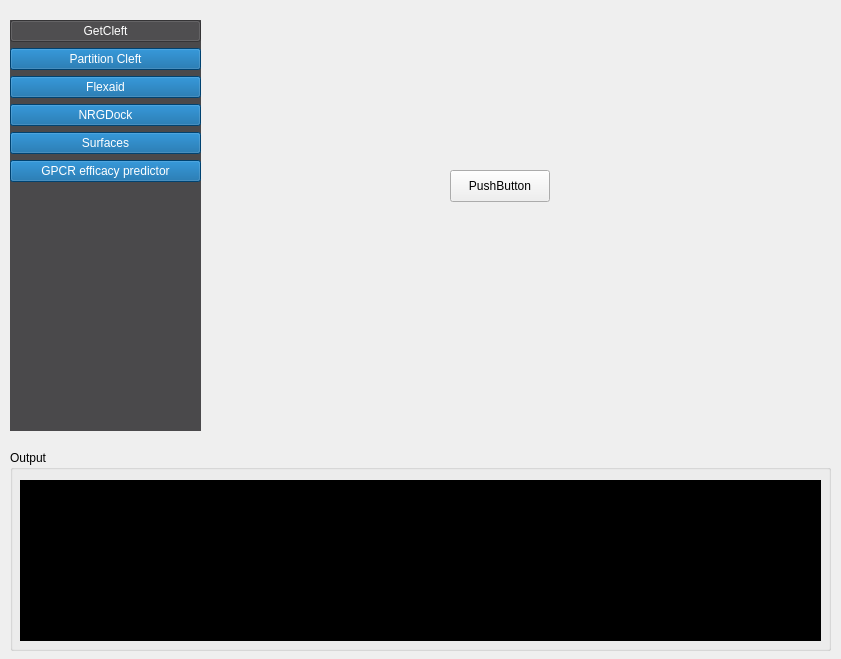
The window that demowidget.ui (ThomasDesc/NRG_plugin) describes before a commit, drawn with Qt 5.
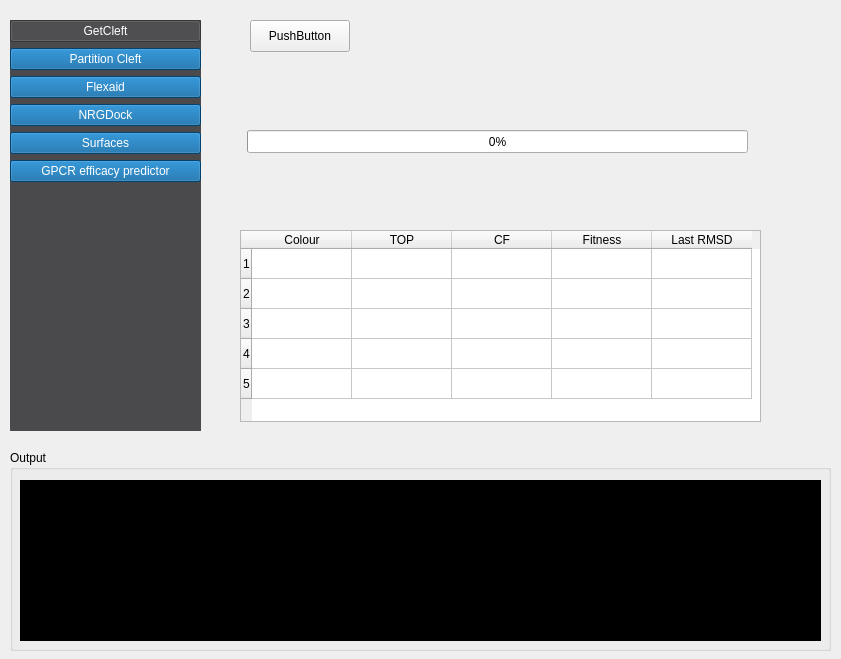
The same window after the commit. The open tabs and pages were chosen to show the change.

Commit message: add show results

```diff
--- a/demowidget.ui
+++ b/demowidget.ui
@@ -918,8 +918,8 @@
     <widget class="QPushButton" name="class_test">
      <property name="geometry">
       <rect>
-       <x>250</x>
-       <y>170</y>
+       <x>50</x>
+       <y>20</y>
        <width>100</width>
        <height>32</height>
       </rect>
@@ -928,6 +928,71 @@
       <string>PushButton</string>
      </property>
     </widget>
+    <widget class="QTableWidget" name="flexaid_result_table">
+     <property name="geometry">
+      <rect>
+       <x>40</x>
+       <y>230</y>
+       <width>521</width>
+       <height>192</height>
+      </rect>
+     </property>
+     <property name="rowCount">
+      <number>5</number>
+     </property>
+     <row/>
+     <row/>
+     <row/>
+     <row/>
+     <row/>
+     <column>
+      <property name="text">
+       <string>Colour</string>
+      </property>
+     </column>
+     <column>
+      <property name="text">
+       <string>TOP</string>
+      </property>
+     </column>
+     <column>
+      <property name="text">
+       <string>CF</string>
+      </property>
+     </column>
+     <column>
+      <property name="text">
+       <string>Fitness</string>
+      </property>
+     </column>
+     <column>
+      <property name="text">
+       <string>Last RMSD</string>
+      </property>
+     </column>
+    </widget>
+    <widget class="QProgressBar" name="flexaid_progress">
+     <property name="geometry">
+      <rect>
+       <x>47</x>
+       <y>130</y>
+       <width>501</width>
+       <height>23</height>
+      </rect>
+     </property>
+     <property name="autoFillBackground">
+      <bool>false</bool>
+     </property>
+     <property name="maximum">
+      <number>500</number>
+     </property>
+     <property name="value">
+      <number>0</number>
+     </property>
+     <property name="textVisible">
+      <bool>true</bool>
+     </property>
+    </widget>
    </widget>
   </widget>
  </widget>
```
Left out of the diff: 2 changed lines with no effect on the pictures. The commit also changes 5 other files.
